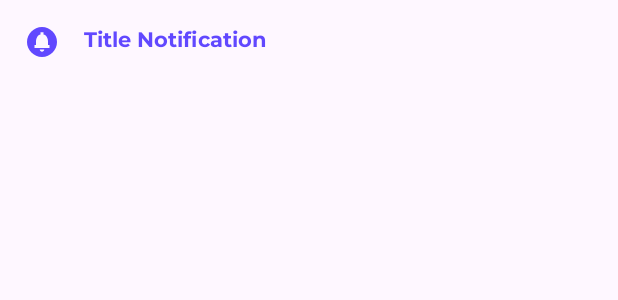
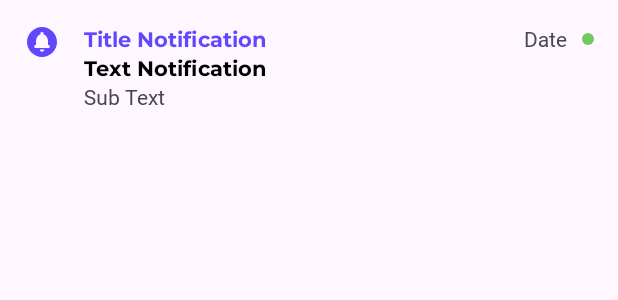
Before and after one commit to mocharvy/Final-Project, an Android app: the layout item_notification.xml on its own in the app's theme, with its tools: preview values and no code run, on a phone screen of 412 x 824 dp. Shown: the top 300 px of the screen. Run offline under Robolectric (Android 15) with nearby library versions, the phone set to English and light mode, and no system bars.

Commit message:
item notification

```diff
--- a/app/src/main/res/layout/item_notification.xml
+++ b/app/src/main/res/layout/item_notification.xml
@@ -20,9 +20,47 @@
         android:layout_width="wrap_content"
         android:layout_height="wrap_content"
         android:fontFamily="@font/montserrat_bold"
-        android:text="Title Notification"
+        android:text="@string/title_notification"
         android:textColor="@color/dark_blue"
         app:layout_constraintStart_toEndOf="@+id/imageView"
         app:layout_constraintTop_toTopOf="parent" />
 
+    <TextView
+        android:id="@+id/text_notification"
+        android:layout_width="wrap_content"
+        android:layout_height="wrap_content"
+        android:fontFamily="@font/montserrat_bold"
+        android:text="@string/text_notification"
+        android:textColor="@color/black"
+        app:layout_constraintStart_toStartOf="@+id/title_notification"
+        app:layout_constraintTop_toBottomOf="@+id/title_notification" />
+
+    <TextView
+        android:id="@+id/sub_text_notification"
+        android:layout_width="wrap_content"
+        android:layout_height="wrap_content"
+        android:fontFamily="@font/montserrat_regular"
+        android:text="@string/sub_text"
+        app:layout_constraintStart_toStartOf="@+id/text_notification"
+        app:layout_constraintTop_toBottomOf="@+id/text_notification" />
+
+    <TextView
+        android:id="@+id/text_date"
+        android:layout_width="wrap_content"
+        android:layout_height="wrap_content"
+        android:fontFamily="@font/montserrat_regular"
+        android:text="@string/date"
+        android:layout_marginEnd="10dp"
+        app:layout_constraintEnd_toStartOf="@+id/iv_indicator_notification"
+        app:layout_constraintTop_toTopOf="parent" />
+
+    <ImageView
+        android:id="@+id/iv_indicator_notification"
+        android:layout_width="wrap_content"
+        android:layout_height="wrap_content"
+        android:background="@drawable/ellipse_green"
+        app:layout_constraintBottom_toBottomOf="@+id/text_date"
+        app:layout_constraintEnd_toEndOf="parent"
+        app:layout_constraintTop_toTopOf="parent" />
+
 </androidx.constraintlayout.widget.ConstraintLayout>
--- a/app/src/main/res/values/strings.xml
+++ b/app/src/main/res/values/strings.xml
@@ -2,4 +2,8 @@
     <string name="app_name">Final Project</string>
     <!-- TODO: Remove or change this placeholder text -->
     <string name="hello_blank_fragment">Hello blank fragment</string>
+    <string name="title_notification">Title Notification</string>
+    <string name="text_notification">Text Notification</string>
+    <string name="date">Date</string>
+    <string name="sub_text">Sub Text</string>
 </resources>
```
